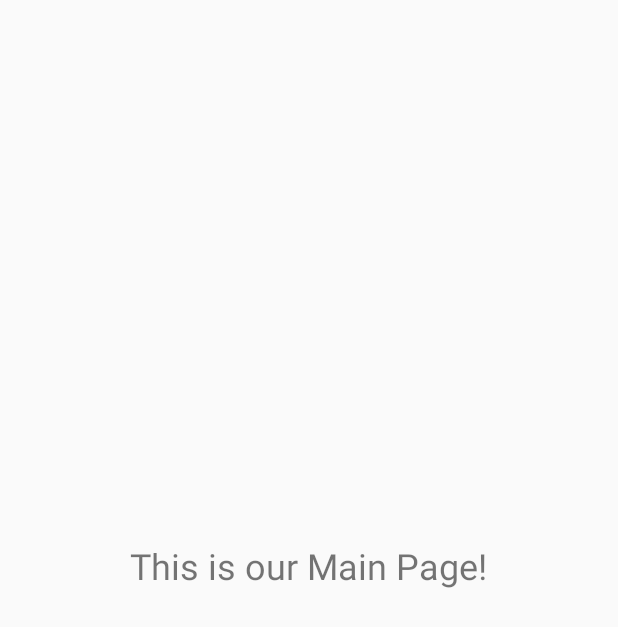
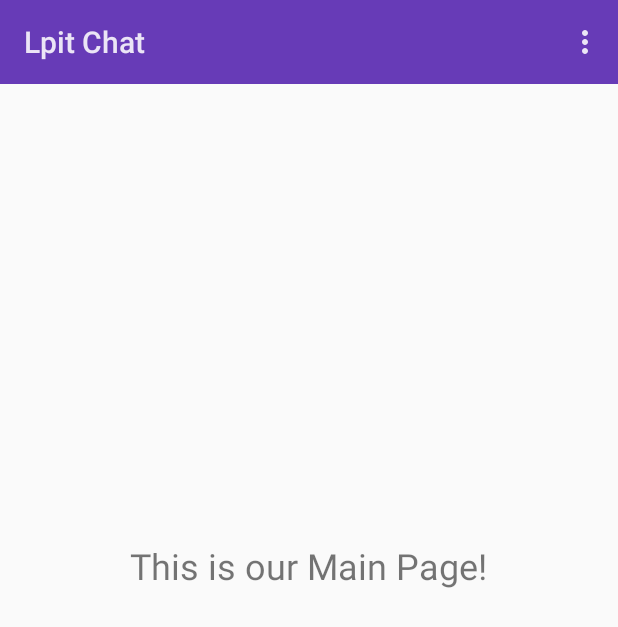
Before and after one commit to emonmeena/lapit, an Android app: the screen it shows after launch once a user with an empty profile is signed in (MainActivity), on a phone screen of 412 x 824 dp. Shown: the top 627 px of the screen. Run offline under Robolectric (Android 15) with nearby library versions, the phone set to English and light mode, and no system bars; our stand-ins replace Firebase (no records; nobody signed in at launch, a user with empty details on screens opened directly).

```diff
--- a/app/src/main/java/com/example/android/lapitchat/MainActivity.java
+++ b/app/src/main/java/com/example/android/lapitchat/MainActivity.java
@@ -1,9 +1,13 @@
 package com.example.android.lapitchat;
 
+import androidx.annotation.NonNull;
 import androidx.appcompat.app.AppCompatActivity;
 
 import android.content.Intent;
 import android.os.Bundle;
+import android.view.Menu;
+import android.view.MenuItem;
+import android.widget.Toolbar;
 
 import com.google.firebase.auth.FirebaseAuth;
 import com.google.firebase.auth.FirebaseUser;
@@ -11,12 +15,17 @@ import com.google.firebase.auth.FirebaseUser;
 public class MainActivity extends AppCompatActivity {
 
     private FirebaseAuth mAuth;
+    private androidx.appcompat.widget.Toolbar mToolbar;
 
     @Override
     protected void onCreate(Bundle savedInstanceState) {
         super.onCreate(savedInstanceState);
         setContentView(R.layout.activity_main);
         mAuth = FirebaseAuth.getInstance();
+
+        mToolbar = (androidx.appcompat.widget.Toolbar) findViewById(R.id.main_page_toolbar);
+        setSupportActionBar(mToolbar);
+        getSupportActionBar().setTitle("Lpit Chat");
     }
 
     @Override
@@ -26,10 +35,32 @@ public class MainActivity extends AppCompatActivity {
         FirebaseUser currentUser = mAuth.getCurrentUser();
 
         if(currentUser == null){
-            Intent startIntent = new Intent(MainActivity.this, StartActivity.class);
-            startActivity(startIntent);
-            finish();
+           sendToStart();
         }
     }
 
+    private void sendToStart() {
+        Intent startIntent = new Intent(MainActivity.this, StartActivity.class);
+        startActivity(startIntent);
+        finish();
+
+    }
+
+    @Override
+    public boolean onCreateOptionsMenu(Menu menu) {
+         super.onCreateOptionsMenu(menu);
+        getMenuInflater().inflate(R.menu.main_menu, menu);
+    return true;
+    }
+
+    @Override
+    public boolean onOptionsItemSelected(@NonNull MenuItem item) {
+       super.onOptionsItemSelected(item);
+    if(item.getItemId() == R.id.main_logout_btn){
+        FirebaseAuth.getInstance().signOut();
+        sendToStart();
+    }
+
+       return true;
+    }
 }
--- a/app/src/main/res/layout/activity_main.xml
+++ b/app/src/main/res/layout/activity_main.xml
@@ -5,6 +5,8 @@
     android:layout_width="match_parent"
     android:layout_height="match_parent"
     tools:context=".MainActivity">
+
+    <include layout="@layout/app_bar_layout" android:id="@+id/main_page_toolbar"/>
 
     <TextView
         android:layout_width="wrap_content"
--- /dev/null
+++ b/app/src/main/res/layout/app_bar_layout.xml
@@ -0,0 +1,9 @@
+<?xml version="1.0" encoding="utf-8"?>
+<androidx.appcompat.widget.Toolbar xmlns:android="http://schemas.android.com/apk/res/android"
+    android:id="@+id/main_app_bar"
+    android:layout_width="match_parent"
+    android:layout_height="wrap_content"
+    android:background="@color/colorPrimary"
+    android:theme="@android:style/ThemeOverlay.Material.Dark.ActionBar">
+
+</androidx.appcompat.widget.Toolbar>
--- /dev/null
+++ b/app/src/main/res/menu/main_menu.xml
@@ -0,0 +1,14 @@
+<?xml version="1.0" encoding="utf-8"?>
+<menu xmlns:app="http://schemas.android.com/apk/res-auto"
+    xmlns:android="http://schemas.android.com/apk/res/android">
+
+    <item
+        android:id="@+id/main_settings_btn"
+        android:title="Account Settings" />
+    <item
+        android:id="@+id/main_allUsers_btn"
+        android:title="All Users" />
+    <item
+        android:id="@+id/main_logout_btn"
+        android:title="@string/log_out" />
+</menu>
--- a/app/src/main/res/values/strings.xml
+++ b/app/src/main/res/values/strings.xml
@@ -11,4 +11,5 @@
     <string name="password">Password</string>
     <string name="user_name">User Name</string>
     <string name="email">Email</string>
+    <string name="log_out">Log Out</string>
 </resources>
```
